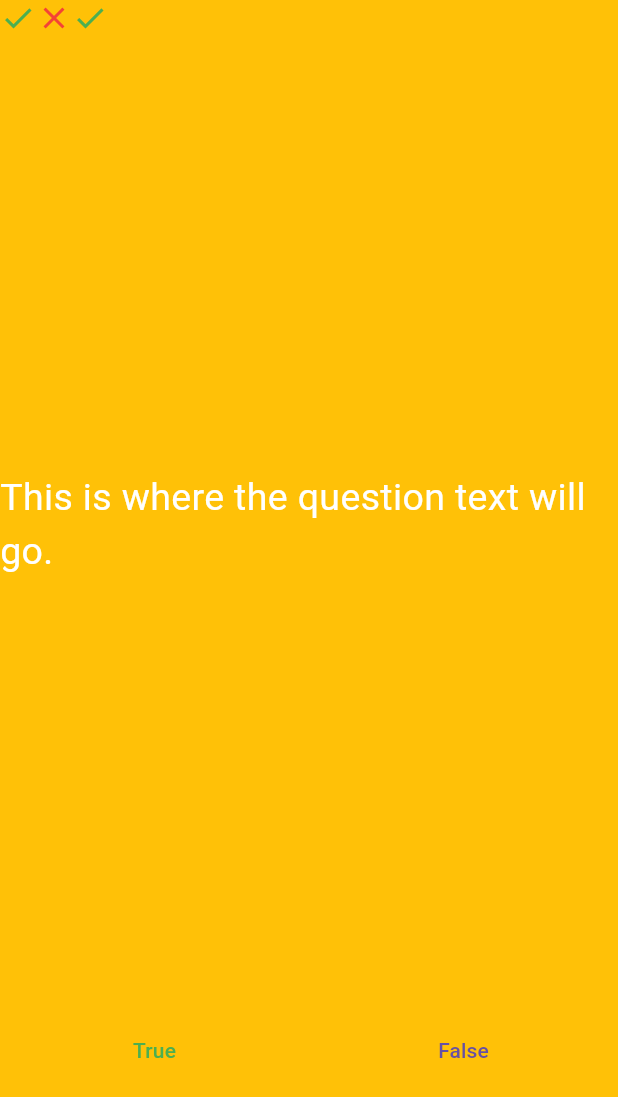
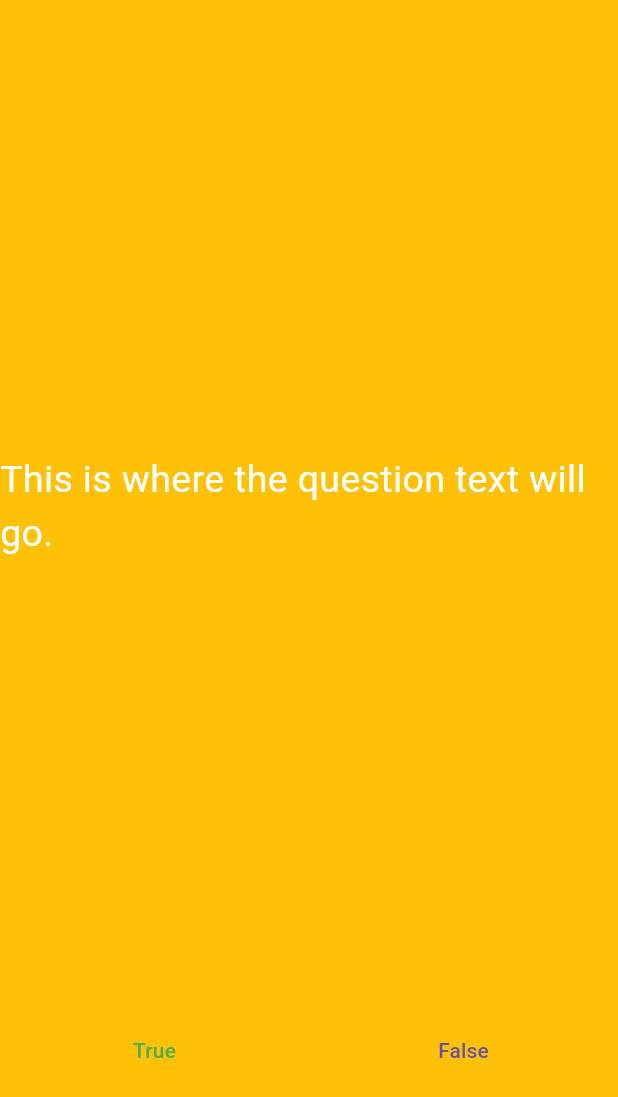
Before and after one commit to paolo249/quizzler_flutter, a Flutter app: the screen it shows after launch, after a tap on "True", on a phone screen of 412 x 824 dp. Shown: the top 1097 px of the screen. Run offline on Flutter 3.47's test engine with Material 3 defaults, Android fonts, the phone set to English and light mode, and no system bars.

Commit message:
Comment example questions 1-3 on lines 88-90 main

```diff
--- a/lib/main.dart
+++ b/lib/main.dart
@@ -25,16 +25,8 @@ class QuizPage extends StatefulWidget {
 }
 
 class _QuizPageState extends State<QuizPage> {
-  List<Widget> scoreKeeper = [
-    Icon(
-      Icons.check,
-      color: Colors.green,
-    ),
-    Icon(
-      Icons.close,
-      color: Colors.red,
-    )
-  ];
+  List<Widget> scoreKeeper = [];
+
 
   @override
   Widget build(BuildContext context) {
@@ -61,9 +53,9 @@ class _QuizPageState extends State<QuizPage> {
                 child: TextButton(
                   onPressed: () {
                     // print('Button 1');
-                    setState(() {
-                       scoreKeeper.add(Icon(Icons.check, color: Colors.green));
-                    });
+                    // setState(() {
+                    //    scoreKeeper.add(Icon(Icons.check, color: Colors.green));
+                    // });
 
                   },
                   child:
@@ -91,3 +83,9 @@ class _QuizPageState extends State<QuizPage> {
     );
   }
 }
+
+/*
+question 1: 'You can lead a cow down stairs but not up stairs.', false,
+question 2: 'Approximately one quarter of human bones are in the feet.', true,
+question 3: 'A slug\'s blood is green.', true,
+*/
```
